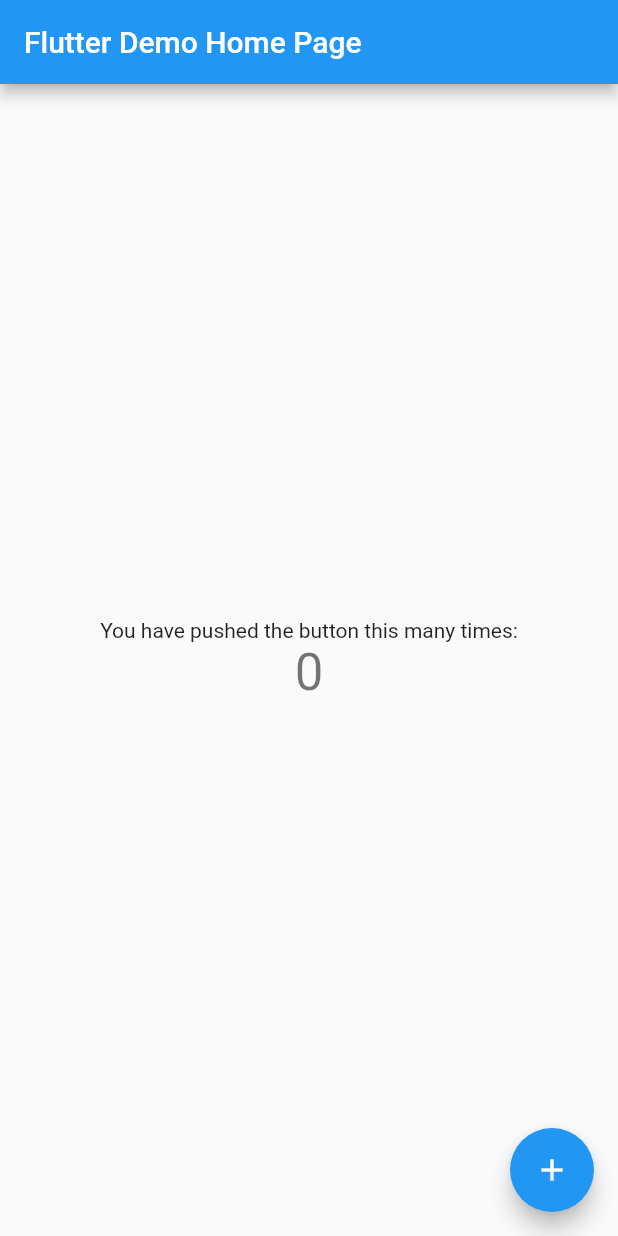
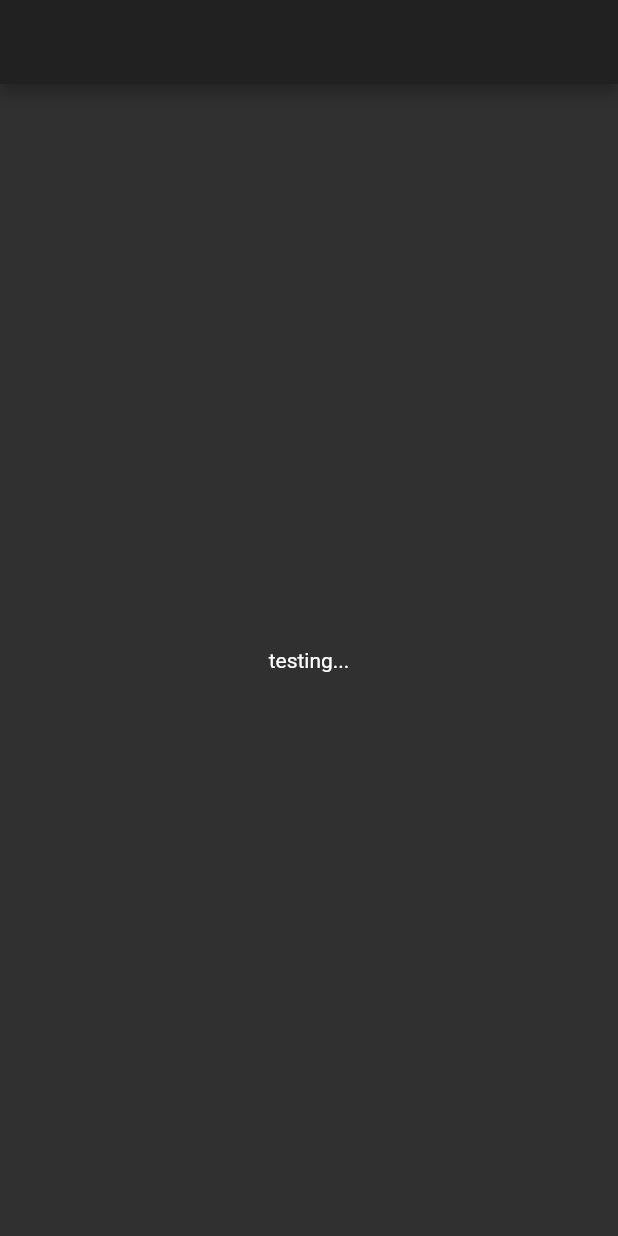
Before and after one commit to LifeAsADropOut/coin_rate_tracker, a Flutter app: the screen it shows after launch, on a phone screen of 412 x 824 dp. Run offline on Flutter 3.47's test engine with Material 2 defaults, Android fonts, the phone set to English and light mode, and no system bars.

Commit message:
testing...

```diff
--- /dev/null
+++ b/lib/coin_tracker.dart
@@ -0,0 +1,19 @@
+import 'package:flutter/material.dart';
+
+class CoinTracker extends StatefulWidget {
+  CoinTracker({Key? key}) : super(key: key);
+
+  @override
+  _CoinTrackerState createState() => _CoinTrackerState();
+}
+
+class _CoinTrackerState extends State<CoinTracker> {
+  @override
+  Widget build(BuildContext context) {
+    return Container(
+      child: Center(
+        child: Text("testing..."),
+      ),
+    );
+  }
+}
--- a/lib/main.dart
+++ b/lib/main.dart
@@ -1,113 +1,19 @@
+import 'package:coin_rate_tracker/coin_tracker.dart';
 import 'package:flutter/material.dart';
 
-void main() {
-  runApp(MyApp());
-}
+void main() => runApp(CoinTrackerApp());
 
-class MyApp extends StatelessWidget {
-  // This widget is the root of your application.
+class CoinTrackerApp extends StatelessWidget {
+  const CoinTrackerApp({Key? key}) : super(key: key);
+
   @override
   Widget build(BuildContext context) {
     return MaterialApp(
-      title: 'Flutter Demo',
-      theme: ThemeData(
-        // This is the theme of your application.
-        //
-        // Try running your application with "flutter run". You'll see the
-        // application has a blue toolbar. Then, without quitting the app, try
-        // changing the primarySwatch below to Colors.green and then invoke
-        // "hot reload" (press "r" in the console where you ran "flutter run",
-        // or simply save your changes to "hot reload" in a Flutter IDE).
-        // Notice that the counter didn't reset back to zero; the application
-        // is not restarted.
-        primarySwatch: Colors.blue,
+      theme: ThemeData.dark(),
+      home: Scaffold(
+        appBar: AppBar(),
+        body: CoinTracker(),
       ),
-      home: MyHomePage(title: 'Flutter Demo Home Page'),
     );
   }
 }
-
-class MyHomePage extends StatefulWidget {
-  MyHomePage({Key? key, required this.title}) : super(key: key);
-
-  // This widget is the home page of your application. It is stateful, meaning
-  // that it has a State object (defined below) that contains fields that affect
-  // how it looks.
-
-  // This class is the configuration for the state. It holds the values (in this
-  // case the title) provided by the parent (in this case the App widget) and
-  // used by the build method of the State. Fields in a Widget subclass are
-  // always marked "final".
-
-  final String title;
-
-  @override
-  _MyHomePageState createState() => _MyHomePageState();
-}
-
-class _MyHomePageState extends State<MyHomePage> {
-  int _counter = 0;
-
-  void _incrementCounter() {
-    setState(() {
-      // This call to setState tells the Flutter framework that something has
-      // changed in this State, which causes it to rerun the build method below
-      // so that the display can reflect the updated values. If we changed
-      // _counter without calling setState(), then the build method would not be
-      // called again, and so nothing would appear to happen.
-      _counter++;
-    });
-  }
-
-  @override
-  Widget build(BuildContext context) {
-    // This method is rerun every time setState is called, for instance as done
-    // by the _incrementCounter method above.
-    //
-    // The Flutter framework has been optimized to make rerunning build methods
-    // fast, so that you can just rebuild anything that needs updating rather
-    // than having to individually change instances of widgets.
-    return Scaffold(
-      appBar: AppBar(
-        // Here we take the value from the MyHomePage object that was created by
-        // the App.build method, and use it to set our appbar title.
-        title: Text(widget.title),
-      ),
-      body: Center(
-        // Center is a layout widget. It takes a single child and positions it
-        // in the middle of the parent.
-        child: Column(
-          // Column is also a layout widget. It takes a list of children and
-          // arranges them vertically. By default, it sizes itself to fit its
-          // children horizontally, and tries to be as tall as its parent.
-          //
-          // Invoke "debug painting" (press "p" in the console, choose the
-          // "Toggle Debug Paint" action from the Flutter Inspector in Android
-          // Studio, or the "Toggle Debug Paint" command in Visual Studio Code)
-          // to see the wireframe for each widget.
-          //
-          // Column has various properties to control how it sizes itself and
-          // how it positions its children. Here we use mainAxisAlignment to
-          // center the children vertically; the main axis here is the vertical
-          // axis because Columns are vertical (the cross axis would be
-          // horizontal).
-          mainAxisAlignment: MainAxisAlignment.center,
-          children: <Widget>[
-            Text(
-              'You have pushed the button this many times:',
-            ),
-            Text(
-              '$_counter',
-              style: Theme.of(context).textTheme.headline4,
-            ),
-          ],
-        ),
-      ),
-      floatingActionButton: FloatingActionButton(
-        onPressed: _incrementCounter,
-        tooltip: 'Increment',
-        child: Icon(Icons.add),
-      ), // This trailing comma makes auto-formatting nicer for build methods.
-    );
-  }
-}
--- /dev/null
+++ b/lib/utils.dart
@@ -0,0 +1,7 @@
+const String API_KEY = "EF55E320-AD93-44DD-9F94-6A1B8BB84645";
+
+Uri getURI() => Uri.parse(
+      "https://rest.coinapi.io/v1/exchangerate/BTC/USD",
+    );
+
+// header "X-CoinAPI-Key", "73034021-THIS-IS-SAMPLE-KEY":
```
